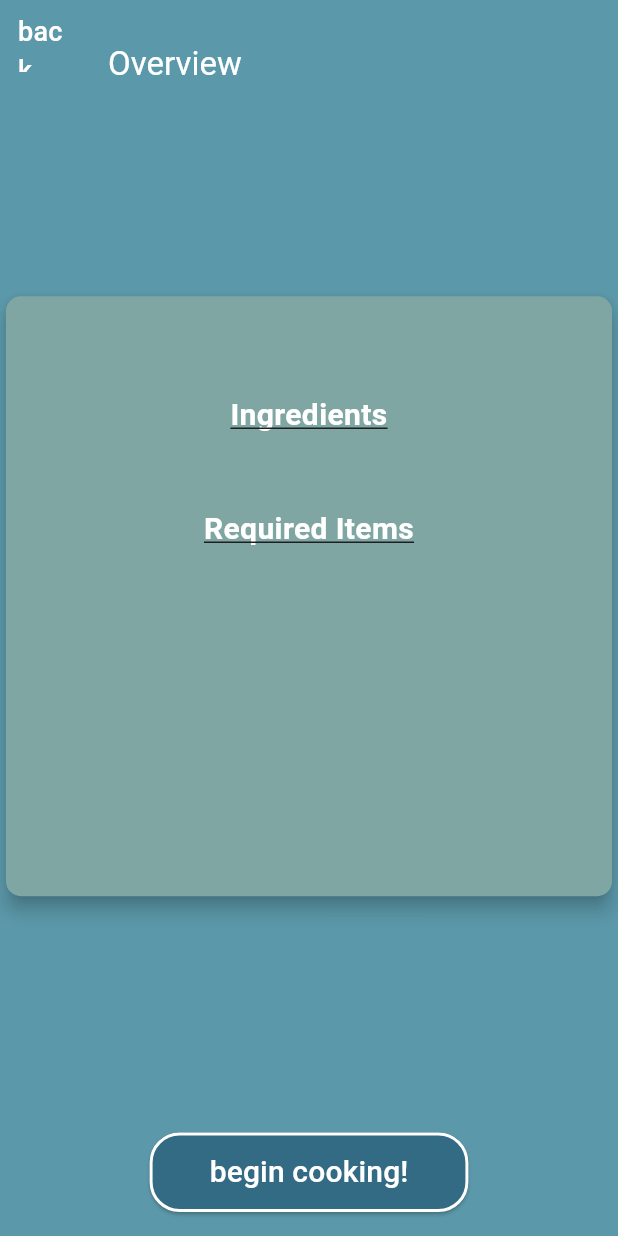
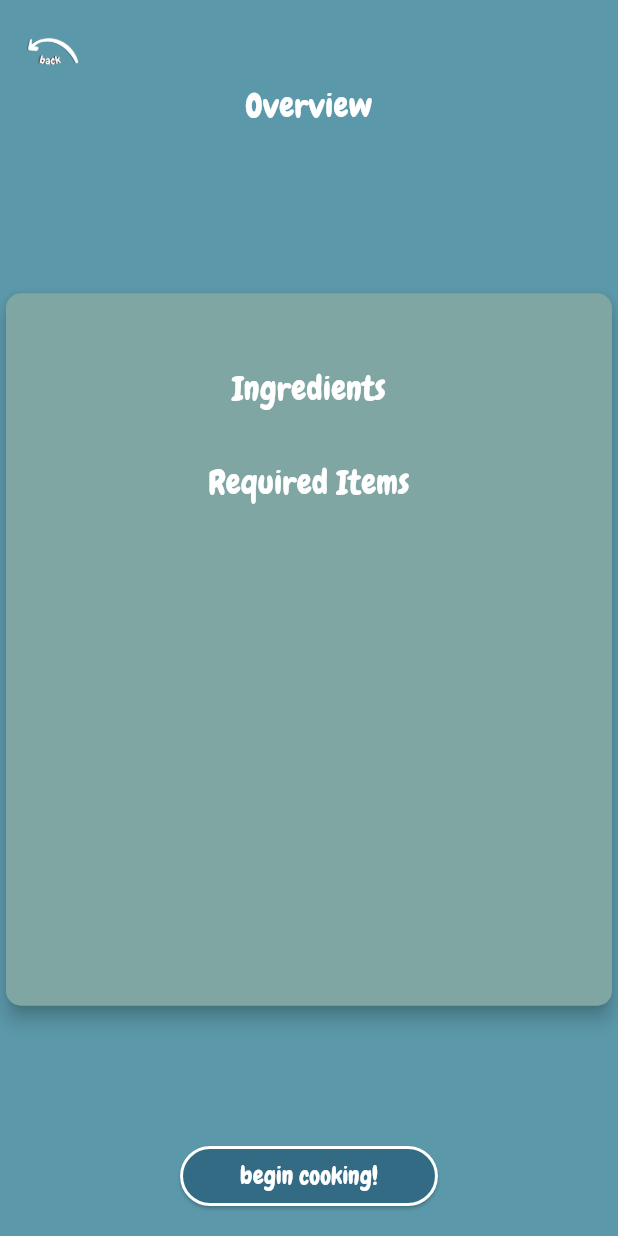
Before and after one commit to yongjin372k/Cookaiga, a Flutter app: the OverviewRecipe screen opened directly with empty values, on a phone screen of 412 x 824 dp. Run offline on Flutter 3.47's test engine with Material 3 defaults, Android fonts, the phone set to English and light mode, and no system bars; our stand-ins replace camera, image_picker; Roboto replaces fonts that are missing (Comic Sans MS).

Commit message:
First-Few-Frontend Pages Completed

```diff
--- a/frontend/lib/main.dart
+++ b/frontend/lib/main.dart
@@ -2,6 +2,7 @@ import 'package:flutter/material.dart';
 import 'package:frontend/screens/camera_screen.dart';
 import 'package:frontend/screens/design.dart';
 import 'package:frontend/screens/homepage.dart';
+import 'package:frontend/screens/letscook_05.dart';
 import 'screens/recipe_screen.dart';
 
 void main() {
--- a/frontend/lib/screens/overview_recipe.dart
+++ b/frontend/lib/screens/overview_recipe.dart
@@ -1,5 +1,8 @@
 import 'package:flutter/material.dart';
 import 'package:frontend/screens/cookingsteps.dart';
+import 'package:frontend/screens/design.dart';
+import 'package:frontend/screens/letscook_05.dart';
+import 'package:frontend/screens/letscook_06.dart';
 import 'package:http/http.dart' as http;
 import 'dart:convert';
 
@@ -17,31 +20,24 @@ class OverviewRecipe extends StatelessWidget {
 
   Future<List<Map<String, String>>> fetchSteps(String recipeName, String ingredients) async {
     try {
-      // Replace with your backend API endpoint
       final url = Uri.parse('http://10.0.2.2:5000/generate-recipe-steps');
-
-      // Make a POST request with the recipe name as a payload
       final response = await http.post(
         url,
         headers: {'Content-Type': 'application/json'},
         body: jsonEncode({
           'recipe_name': recipeName,
-          'ingredients': ingredients.split('\n'), // Convert ingredients into a list
+          'ingredients': ingredients.split('\n'),
         }),
       );
 
       if (response.statusCode == 200) {
-        // Decode the JSON response
         final data = jsonDecode(response.body);
-
-        // Extract the steps from the response
         final List<Map<String, String>> steps = (data['steps'] as List<dynamic>)
             .map((step) => {
                   'motivation': (step['motivation'] ?? "").toString(),
                   'step': (step['step'] ?? "").toString(),
                 })
             .toList();
-
         return steps;
       } else {
         throw Exception('Failed to fetch steps: ${response.statusCode}');
@@ -55,39 +51,37 @@ class OverviewRecipe extends StatelessWidget {
   @override
   Widget build(BuildContext context) {
     return Scaffold(
-      backgroundColor: const Color(0xFF5B98A9),
-      appBar: AppBar(
-        backgroundColor: const Color(0xFF5B98A9),
-        elevation: 0,
-        title: Column(
+      backgroundColor: createMaterialColor(const Color(0xFF5B98A9)),
+      body: Stack(
         children: [
-            const SizedBox(height: 30),
-            const Text(
-              "Overview",
-              style: TextStyle(
-                color: Colors.white,
-                fontSize: 22,
-                fontFamily: 'Comic Sans MS',
-              ),
+          // Back Button Positioned
+          Positioned(
+            top: 10,
+            left: 10,
+            right: 10,
+            child: Row(
+              mainAxisAlignment: MainAxisAlignment.spaceBetween,
+              children: [
+                GestureDetector(
+                  onTap: () {
+                    Navigator.pop(context);
+                  },
+                  child: canvaImage('back_arrow.png', width: 50, height: 50),
                 ),
               ],
             ),
-        leading: TextButton(
-          onPressed: () {
-            Navigator.pop(context);
-          },
-          child: const Text(
-            "back",
-            style: TextStyle(
-              color: Colors.white,
-              fontSize: 18,
-              fontFamily: 'Comic Sans MS',
           ),
+
+          // Main Content
+          Column(
+            children: [
+              const SizedBox(height: 60), // Space below the back button
+              const Text(
+                "Overview",
+                style: textHeader,
+                textAlign: TextAlign.center,
               ),
-        ),
-      ),
-      body: Column(
-        children: [
+              const SizedBox(height: 40), // Add some spacing
               Expanded(
                 child: Center(
                   child: Card(
@@ -97,7 +91,7 @@ class OverviewRecipe extends StatelessWidget {
                     ),
                     elevation: 5,
                     child: SizedBox(
-                  height: 400,
+                      height: 475,
                       width: double.infinity,
                       child: Padding(
                         padding: const EdgeInsets.symmetric(
@@ -108,56 +102,31 @@ class OverviewRecipe extends StatelessWidget {
                             children: [
                               Text(
                                 recipeName,
-                            style: const TextStyle(
-                              fontSize: 24,
-                              fontWeight: FontWeight.bold,
-                              fontFamily: 'Comic Sans MS',
-                              color: Colors.white,
-                            ),
+                                style: textHeader,
                                 textAlign: TextAlign.center,
                               ),
                               const SizedBox(height: 15),
                               const Text(
                                 "Ingredients",
-                            style: TextStyle(
-                              fontSize: 20,
-                              fontWeight: FontWeight.bold,
-                              fontFamily: 'Comic Sans MS',
-                              color: Colors.white,
-                              decoration: TextDecoration.underline,
-                            ),
+                                style: textHeader,
                                 textAlign: TextAlign.center,
                               ),
                               const SizedBox(height: 10),
                               Text(
                                 ingredients,
-                            style: const TextStyle(
-                              fontSize: 16,
-                              fontFamily: 'Comic Sans MS',
-                              color: Colors.white,
-                            ),
+                                style: textBody,
                                 textAlign: TextAlign.center,
                               ),
                               const SizedBox(height: 15),
                               const Text(
                                 "Required Items",
-                            style: TextStyle(
-                              fontSize: 20,
-                              fontWeight: FontWeight.bold,
-                              fontFamily: 'Comic Sans MS',
-                              color: Colors.white,
-                              decoration: TextDecoration.underline,
-                            ),
+                                style: textHeader,
                                 textAlign: TextAlign.center,
                               ),
                               const SizedBox(height: 10),
                               Text(
                                 equipment,
-                            style: const TextStyle(
-                              fontSize: 16,
-                              fontFamily: 'Comic Sans MS',
-                              color: Colors.white,
-                            ),
+                                style: textBody,
                                 textAlign: TextAlign.center,
                               ),
                             ],
@@ -177,13 +146,34 @@ class OverviewRecipe extends StatelessWidget {
                       Navigator.push(
                         context,
                         MaterialPageRoute(
-                      builder: (context) => CookingStepsScreen(steps: steps),
+                          builder: (context) => LetsCook05Content(
+                            onNext: () {
+                              Navigator.push(
+                                context,
+                                MaterialPageRoute(
+                                  builder: (context) => LetsCook06Content(
+                                    onNext: () {
+                                      Navigator.push(
+                                        context,
+                                        MaterialPageRoute(
+                                          builder: (context) => CookingStepsScreen(
+                                            steps: steps,
+                                          ),
+                                        ),
+                                      );
+                                    },
+                                  ),
+                                ),
+                              );
+                            },
+                          ),
                         ),
                       );
                     } catch (error) {
-                  // Handle the error (e.g., show a snackbar or alert dialog)
                       ScaffoldMessenger.of(context).showSnackBar(
-                    SnackBar(content: Text('Failed to fetch steps. Please try again later.')),
+                        SnackBar(
+                          content: Text('Failed to fetch steps. Please try again later.'),
+                        ),
                       );
                     }
                   },
@@ -198,13 +188,11 @@ class OverviewRecipe extends StatelessWidget {
                   ),
                   child: const Text(
                     "begin cooking!",
-                style: TextStyle(
-                  fontSize: 20,
-                  fontFamily: 'Comic Sans MS',
-                  color: Colors.white,
+                    style: textBody,
                   ),
                 ),
               ),
+            ],
           ),
         ],
       ),
```
Also changed, not shown: frontend/lib/screens/cookingsteps.dart (+74 -28 lines), frontend/lib/screens/letscook_05.dart (added, +75 -0 lines), frontend/lib/screens/letscook_06.dart (added, +97 -0 lines), 2 other files. Lines whose indentation alone changed are shown as unchanged.
